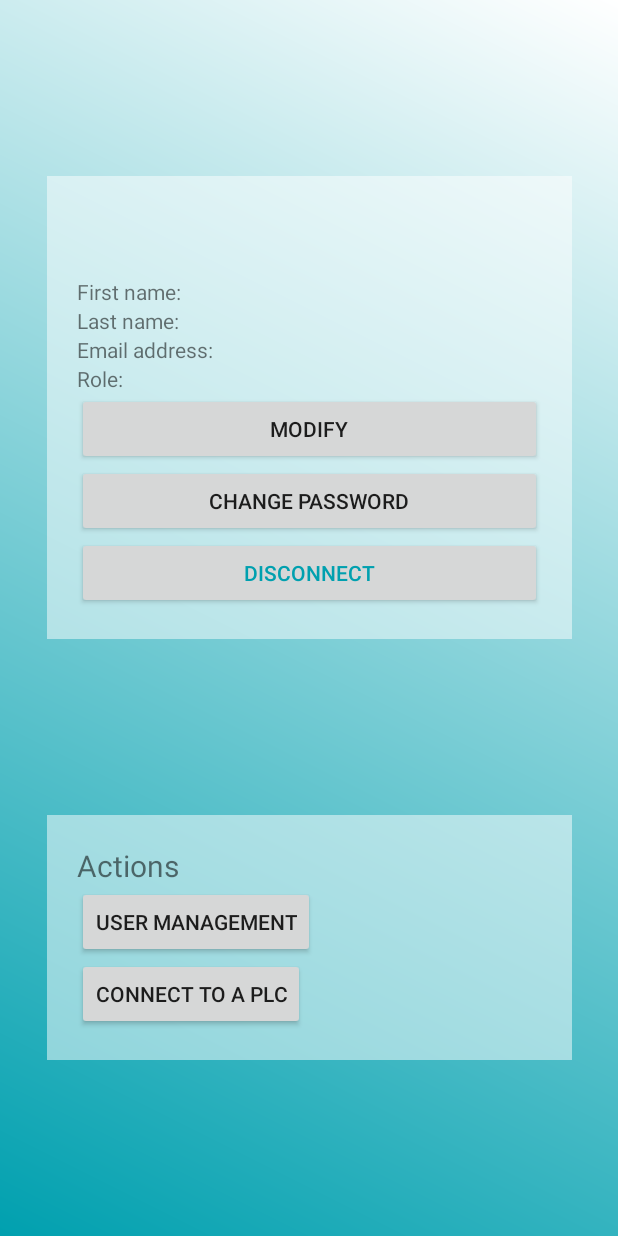
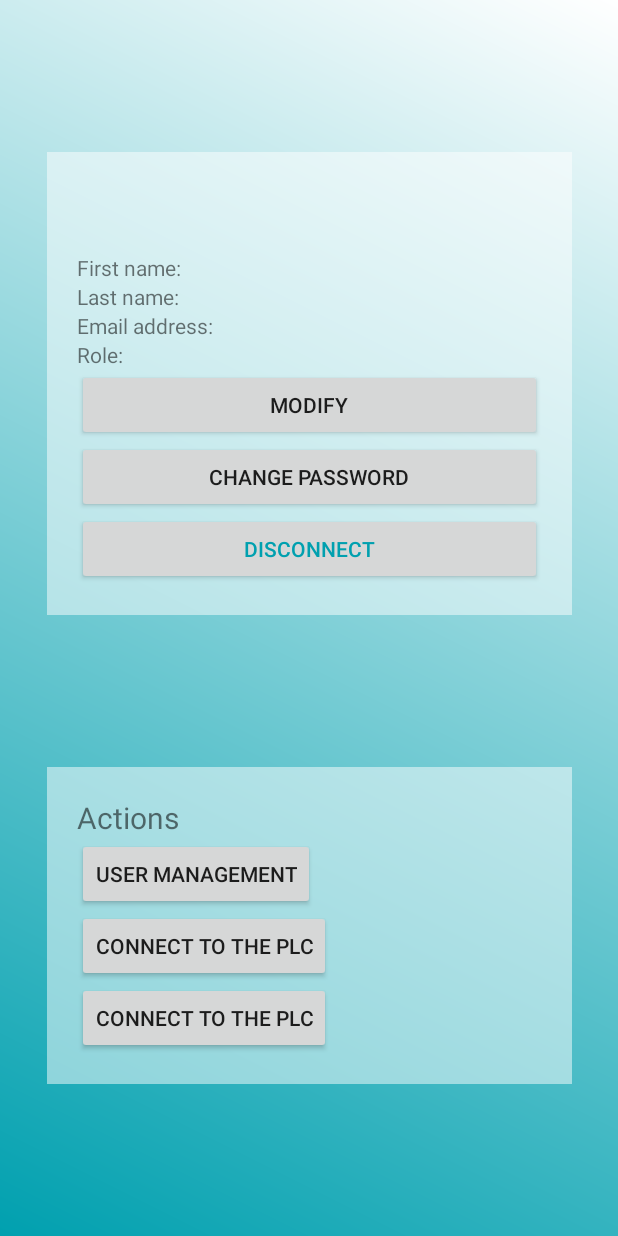
Before and after one commit to TeaFlex/ProcessimControlApp, an Android app: the WelcomeActivity screen opened directly, with no data from a screen before it, on a phone screen of 412 x 824 dp. Run offline under Robolectric (Android 15) with nearby library versions, the phone set to English and light mode, and no system bars; our stand-ins replace Room's generated code, data binding; 3 statements that could not run were skipped.

Commit message:
some tweaks and plc management wip

```diff
--- a/app/src/main/java/be/heh/std/app/RegisterActivity.java
+++ b/app/src/main/java/be/heh/std/app/RegisterActivity.java
@@ -13,7 +13,7 @@ import java.util.Arrays;
 
 import be.heh.std.model.database.AppDatabase;
 import be.heh.std.model.database.User;
-import be.heh.std.model.database.Role;
+import be.heh.std.model.core.Role;
 
 public class RegisterActivity extends FormActivity {
 
--- a/app/src/main/java/be/heh/std/app/WelcomeActivity.java
+++ b/app/src/main/java/be/heh/std/app/WelcomeActivity.java
@@ -57,6 +57,9 @@ public class WelcomeActivity extends Activity {
             case R.id.user_management:
                 //TODO
                 break;
+            case R.id.plc_management:
+                //TODO
+                break;
             default:
                 break;
         }
--- /dev/null
+++ b/app/src/main/java/be/heh/std/model/core/PlcType.java
@@ -0,0 +1,6 @@
+package be.heh.std.model.core;
+
+public enum PlcType {
+    PILLS,
+    LIQUID
+}
--- a/app/src/main/java/be/heh/std/model/database/AppDatabase.java
+++ b/app/src/main/java/be/heh/std/model/database/AppDatabase.java
@@ -7,10 +7,11 @@ import androidx.room.Room;
 import androidx.room.RoomDatabase;
 import androidx.room.TypeConverters;
 
-@Database(entities = {User.class}, version = 1)
+@Database(entities = {User.class, PlcConf.class}, version = 1)
 @TypeConverters({Converters.class})
 public abstract class AppDatabase extends RoomDatabase {
     public abstract UserDAO userdao();
+    public abstract PlcConfDAO plcConfDAO();
     public static AppDatabase instance;
 
     public static synchronized AppDatabase getInstance(Context context) {
--- /dev/null
+++ b/app/src/main/java/be/heh/std/model/database/PlcConfDAO.java
@@ -0,0 +1,27 @@
+package be.heh.std.model.database;
+
+import androidx.room.Dao;
+import androidx.room.Delete;
+import androidx.room.Insert;
+import androidx.room.Query;
+
+import java.util.List;
+
+@Dao
+public interface PlcConfDAO {
+
+    @Insert
+    void addConf(PlcConf conf);
+
+    @Delete
+    void deleteConf(PlcConf conf);
+
+    @Query("DELETE FROM plcconf WHERE id = :id;")
+    void deleteConfById(int id);
+
+    @Query("SELECT * FROM plcconf;")
+    List<PlcConf> getAllConfs();
+
+    @Query("SELECT * FROM plcconf WHERE id = :id;")
+    PlcConf getConfById(int id);
+}
--- a/app/src/main/java/be/heh/std/model/database/User.java
+++ b/app/src/main/java/be/heh/std/model/database/User.java
@@ -4,6 +4,8 @@ import androidx.annotation.NonNull;
 import androidx.room.Entity;
 import androidx.room.Index;
 import androidx.room.PrimaryKey;
+
+import be.heh.std.model.core.Role;
 
 @Entity(indices = {@Index(value = {"email"}, unique = true)})
 public class User {
--- a/app/src/main/java/be/heh/std/model/database/UserDAO.java
+++ b/app/src/main/java/be/heh/std/model/database/UserDAO.java
@@ -6,6 +6,8 @@ import androidx.room.Insert;
 import androidx.room.Query;
 
 import java.util.List;
+
+import be.heh.std.model.core.Role;
 
 @Dao
 public interface UserDAO {
--- a/app/src/main/res/layout-land/activity_welcome.xml
+++ b/app/src/main/res/layout-land/activity_welcome.xml
@@ -7,7 +7,7 @@
         <variable name="greetings" type="String" />
         <variable name="user" type="be.heh.std.model.database.User"/>
         <variable name="view" type="android.view.View" />
-        <variable name="role" type="be.heh.std.model.database.Role" />
+        <variable name="role" type="be.heh.std.model.core.Role" />
     </data>
 
     <androidx.constraintlayout.widget.ConstraintLayout
--- a/app/src/main/res/layout-port/activity_welcome.xml
+++ b/app/src/main/res/layout-port/activity_welcome.xml
@@ -7,7 +7,7 @@
         <variable name="greetings" type="String" />
         <variable name="user" type="be.heh.std.model.database.User"/>
         <variable name="view" type="android.view.View" />
-        <variable name="role" type="be.heh.std.model.database.Role" />
+        <variable name="role" type="be.heh.std.model.core.Role" />
     </data>
 
     <androidx.constraintlayout.widget.ConstraintLayout
--- a/app/src/main/res/layout/welcome_actions.xml
+++ b/app/src/main/res/layout/welcome_actions.xml
@@ -2,7 +2,7 @@
 <layout xmlns:android="http://schemas.android.com/apk/res/android">
     <data>
         <variable name="user" type="be.heh.std.model.database.User" />
-        <variable name="role" type="be.heh.std.model.database.Role" />
+        <variable name="role" type="be.heh.std.model.core.Role" />
         <variable name="view" type="android.view.View" />
     </data>
     <LinearLayout
@@ -32,5 +32,12 @@
             android:layout_height="wrap_content"
             android:onClick="onWelcomeClickManager"
             android:text="@string/connect_to_plc" />
+
+        <Button
+            android:id="@+id/plc_management"
+            android:layout_width="wrap_content"
+            android:layout_height="wrap_content"
+            android:onClick="onWelcomeClickManager"
+            android:text="@string/connect_to_plc" />
     </LinearLayout>
 </layout>
--- a/app/src/main/res/layout/welcome_user.xml
+++ b/app/src/main/res/layout/welcome_user.xml
@@ -3,7 +3,7 @@
     <data>
         <variable name="greetings" type="String" />
         <variable name="user" type="be.heh.std.model.database.User" />
-        <variable name="role" type="be.heh.std.model.database.Role" />
+        <variable name="role" type="be.heh.std.model.core.Role" />
         <variable name="view" type="android.view.View" />
     </data>
     <LinearLayout
--- a/app/src/main/res/values/strings.xml
+++ b/app/src/main/res/values/strings.xml
@@ -29,7 +29,8 @@
     <string name="up">UP</string>
     <string name="down">DOWN</string>
     <string name="actions">Actions</string>
-    <string name="connect_to_plc">Connect to a PLC</string>
+    <string name="connect_to_plc">Connect to the PLC</string>
+    <string name="manage_plc">PLC management</string>
     <string name="old_password">Old password</string>
     <string name="user_disconnect">Disconnect</string>
 
```
Also changed, not shown: app/src/main/AndroidManifest.xml (+4 -3 lines), app/src/main/java/be/heh/std/app/PlcManagementActivity.java (added, +14 -0 lines), app/src/main/java/be/heh/std/model/core/Role.java (added, +7 -0 lines), app/src/main/java/be/heh/std/model/database/Converters.java (+15 -1 lines), app/src/main/java/be/heh/std/model/database/PlcConf.java (added, +21 -0 lines), app/src/main/java/be/heh/std/model/database/Role.java (deleted, +0 -7 lines), app/src/main/res/layout/activity_plc_management.xml (added, +14 -0 lines).
